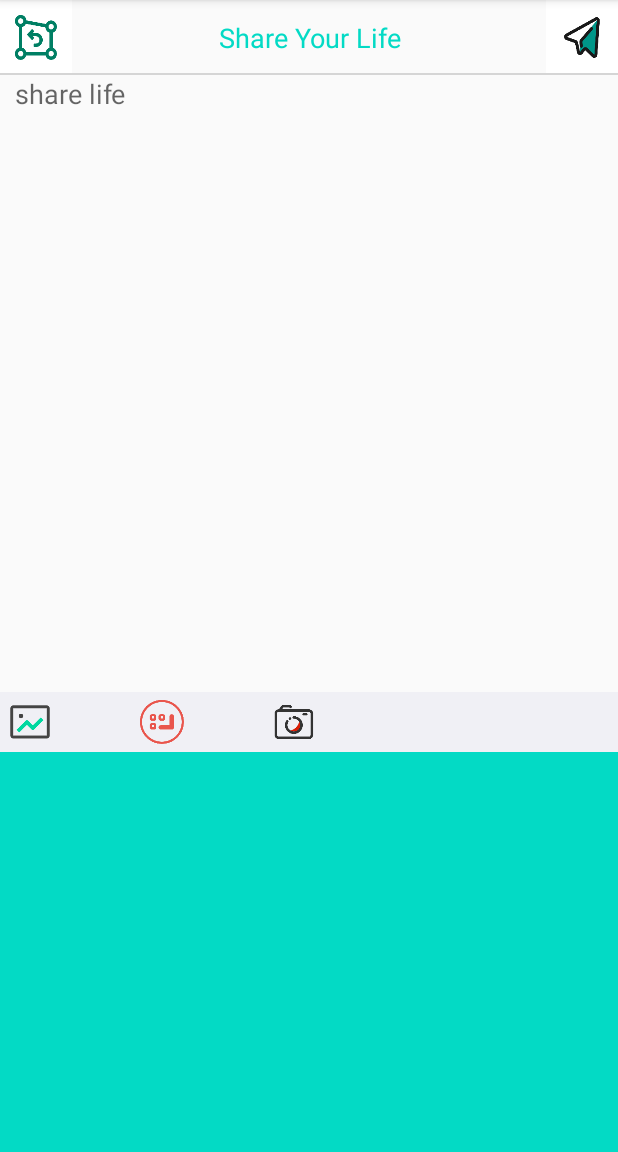
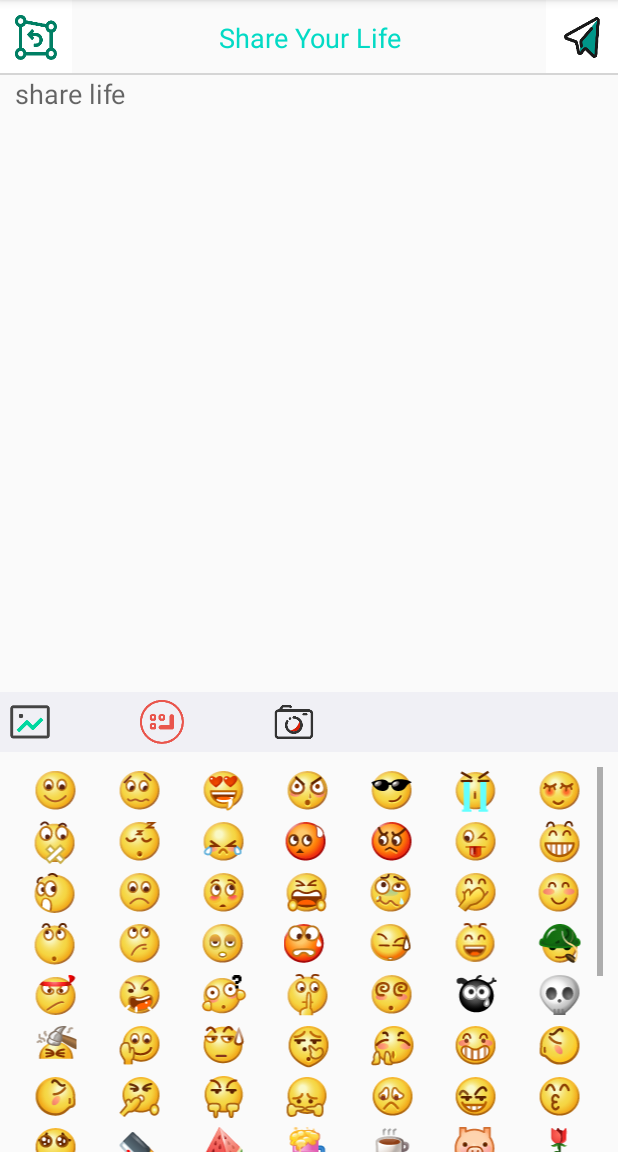
Before and after one commit to VictorWang1996/Mobile_A2, an Android app: the SendPostActivity screen opened directly, with no data from a screen before it, after a tap on an icon or button, on a phone screen of 412 x 824 dp, the part 84-1236 px from its top. Run offline under Robolectric (Android 15) with nearby library versions, the phone set to English and light mode, and no system bars; pictures from the network do not load.

Commit message:
add the emoji keyboard

```diff
--- a/app/build.gradle
+++ b/app/build.gradle
@@ -30,6 +30,11 @@ android {
 
 dependencies {
     implementation fileTree(dir: "libs", include: ["*.jar"])
+    androidTestCompile('com.android.support.test.espresso:espresso-core:2.2.2', {
+        exclude group: 'com.android.support', module: 'support-annotations'
+    })
+    implementation 'com.android.support:appcompat-v7:26.+'
+
     implementation 'androidx.appcompat:appcompat:1.2.0'
     implementation 'androidx.constraintlayout:constraintlayout:2.0.1'
     implementation 'com.google.android.material:material:1.2.1'
--- a/app/src/main/java/com/example/assignment2/activity/SendPostActivity.java
+++ b/app/src/main/java/com/example/assignment2/activity/SendPostActivity.java
@@ -6,9 +6,15 @@ import android.net.Uri;
 import android.os.Bundle;
 import android.os.Environment;
 import android.provider.MediaStore;
+import android.text.Editable;
+import android.text.Spannable;
 import android.util.Log;
 import android.view.View;
+import android.view.ViewGroup;
+import android.widget.AdapterView;
+import android.widget.BaseAdapter;
 import android.widget.EditText;
+import android.widget.GridView;
 import android.widget.ImageButton;
 import android.widget.ImageView;
 import android.widget.Toast;
@@ -23,7 +29,10 @@ import androidx.recyclerview.widget.RecyclerView;
 
 import com.example.assignment2.R;
 import com.example.assignment2.adapter.ImageAdapter;
+import com.example.assignment2.utils.EmotionData;
 import com.example.assignment2.utils.EmotionInputDetector;
+import com.example.assignment2.utils.Note;
+import com.example.assignment2.utils.SpannableMaker;
 
 import java.io.File;
 import java.io.FileNotFoundException;
@@ -49,6 +58,7 @@ public class SendPostActivity extends AppCompatActivity implements View.OnClickL
     public List<Uri> imageUris;
     ImageAdapter mImageAdapter;
     GridLayoutManager gridLayoutManager;
+    private List<Note> mNote = EmotionData.getNotes();
    @Override
     protected void onCreate(Bundle savedInstanceState) {
         super.onCreate(savedInstanceState);
@@ -88,6 +98,26 @@ public class SendPostActivity extends AppCompatActivity implements View.OnClickL
             }
         });
         mRvEditImage.setAdapter(mImageAdapter);
+        // set emoji keyboard
+        GridView gridView = findViewById(R.id.grid_emoji_view);
+        gridView.setOnItemClickListener(new AdapterView.OnItemClickListener() {
+            @Override
+            public void onItemClick(AdapterView<?> adapterView, View view, int i, long l) {
+                Note note = (Note)adapterView.getAdapter().getItem(i);
+
+                EditText editText = content;
+
+                int start = editText.getSelectionStart();
+
+                Editable editable = editText.getEditableText();
+
+                Spannable spannable = SpannableMaker.buildEmotionSpannable(SendPostActivity.this, note.getText(), (int)editText.getTextSize());
+
+                editable.insert(start, spannable);
+            }
+        });
+        gridView.setAdapter(new EmojiGridViewAdapter());
+
         mDetector = EmotionInputDetector.with(this)
                 .setEmotionView(findViewById(R.id.emoji_keyboard))
                 .bindToContent(findViewById(R.id.content_view))
@@ -240,4 +270,31 @@ public class SendPostActivity extends AppCompatActivity implements View.OnClickL
                 break;
         }
     }
+    private class EmojiGridViewAdapter extends BaseAdapter {
+        @Override
+        public View getView(int position, View view, ViewGroup parent) {
+            if (!(view instanceof ImageView)) {
+                view = new ImageView(SendPostActivity.this);
+            }
+            ImageView imageView = (ImageView) view;
+            imageView.setImageResource(((Note) getItem(position)).getIconRes());
+            return view;
+        }
+
+        @Override
+        public int getCount() {
+            return mNote.size();
+        }
+
+        @Override
+        public Object getItem(int position) {
+            return mNote.get(position);
+        }
+
+        @Override
+        public long getItemId(int position) {
+            return position;
+        }
+    }
+
 }
--- /dev/null
+++ b/app/src/main/java/com/example/assignment2/utils/Note.java
@@ -0,0 +1,20 @@
+package com.example.assignment2.utils;
+
+import androidx.annotation.DrawableRes;
+public class Note {
+    private String mText;
+    @DrawableRes
+    private int mIconRes;
+    Note(String text, @DrawableRes int res) {
+        mText = text;
+        mIconRes = res;
+    }
+
+    public String getText() {
+        return mText;
+    }
+
+    public int getIconRes() {
+        return mIconRes;
+    }
+}
--- a/app/src/main/res/layout/emoji_keyboard_layout.xml
+++ b/app/src/main/res/layout/emoji_keyboard_layout.xml
@@ -47,11 +47,15 @@
         android:layout_below="@+id/bot_bar"
         android:visibility="gone"
         >
-        <ImageView
-            android:id="@+id/iv_image"
+        <GridView
+            android:id="@+id/grid_emoji_view"
             android:layout_width="match_parent"
             android:layout_height="match_parent"
-            android:background="@color/colorAccent"
-            android:scaleType="centerCrop"/>
+            android:numColumns="7"
+            android:horizontalSpacing="2dp"
+            android:verticalSpacing="2dp"
+            android:padding="10dp"
+            android:clipToPadding="false"
+            />
     </RelativeLayout>
 </RelativeLayout>
```
Also changed, not shown: app/src/main/java/com/example/assignment2/utils/EmotionData.java (added, +168 -0 lines), app/src/main/java/com/example/assignment2/utils/SpannableMaker.java (added, +47 -0 lines).
